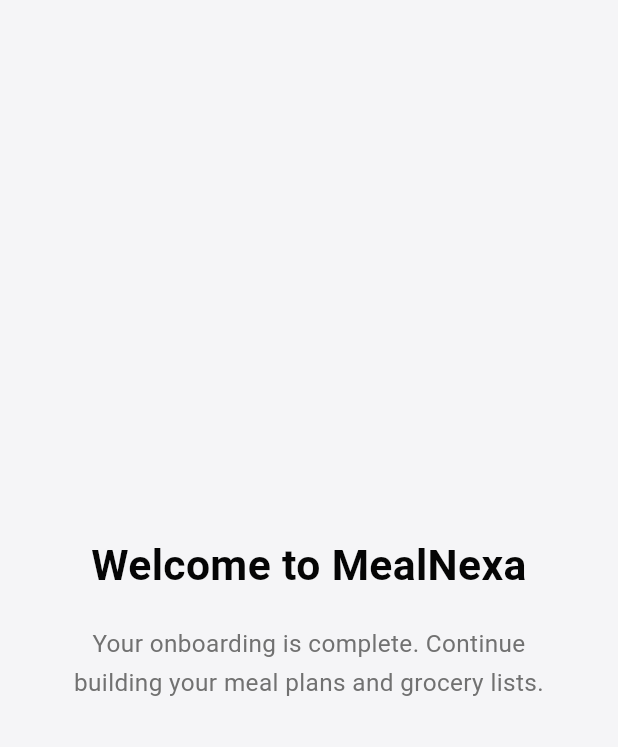
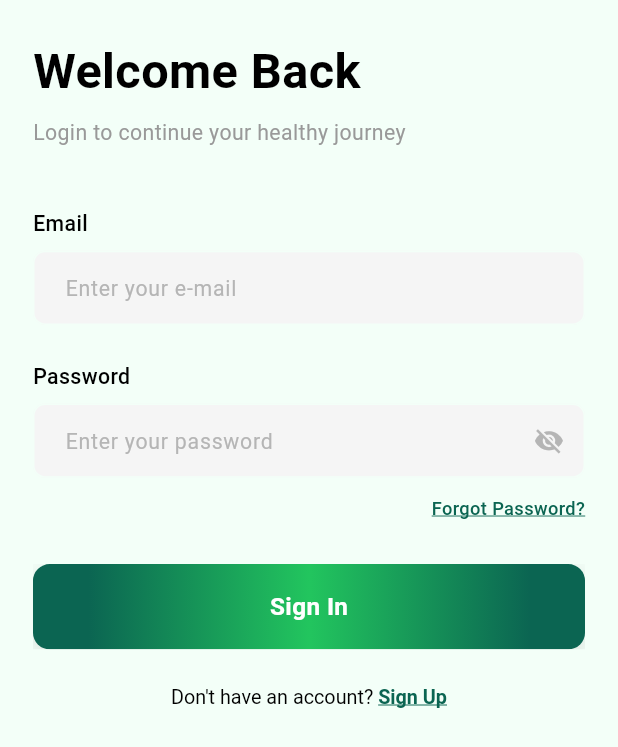
Before and after one commit to KaziAsif406/MealNexa_Meal_Planner_App, a Flutter app: the screen it shows after launch, after a tap on "SKIP", on a phone screen of 412 x 824 dp. Shown: the top 747 px of the screen. Run offline on Flutter 3.47's test engine with Material 3 defaults, Android fonts, the phone set to English and light mode, and no system bars; our stand-ins replace dio, flutter_screenutil, get, get_it, get_storage.

Commit message:
Sign In Page Created

```diff
--- a/lib/common_widgets/custom_button.dart
+++ b/lib/common_widgets/custom_button.dart
@@ -32,10 +32,15 @@
   final Widget? trailing;
 
   static const Gradient _defaultGradient = LinearGradient(
-    begin: Alignment.centerLeft,
-    end: Alignment.centerRight,
-    colors: [AppColors.c05AD6E, AppColors.c2AA477],
-  );
+  begin: Alignment.centerLeft,
+  end: Alignment.centerRight,
+  colors: [
+    AppColors.primaryColor, // left color
+    AppColors.c22C55E, // middle (light highlight)
+    AppColors.primaryColor, // right color (same or slightly different)
+  ],
+  stops: [0.1, 0.5, 0.9],
+);
 
   @override
   Widget build(BuildContext context) {
--- a/lib/common_widgets/custom_textform_field.dart
+++ b/lib/common_widgets/custom_textform_field.dart
@@ -1 +1,147 @@
-// import 'package:flutter/material.dart';
+import 'package:flutter/material.dart';
+import 'package:flutter_screenutil/flutter_screenutil.dart';
+import '/gen/colors.gen.dart';
+
+class CustomTextFormField extends StatefulWidget {
+  const CustomTextFormField({
+    super.key,
+    required this.label,
+    this.hintText,
+    this.controller,
+    this.validator,
+    this.obscureText = false,
+    this.prefixIcon,
+    this.suffixIcon,
+    this.onChanged,
+    this.keyboardType = TextInputType.text,
+    this.maxLines = 1,
+    this.minLines,
+    this.contentPadding,
+    this.focusNode,
+  });
+
+  final String label;
+  final String? hintText;
+  final TextEditingController? controller;
+  final String? Function(String?)? validator;
+  final bool obscureText;
+  final Widget? prefixIcon;
+  final Widget? suffixIcon;
+  final Function(String)? onChanged;
+  final TextInputType keyboardType;
+  final int maxLines;
+  final int? minLines;
+  final EdgeInsetsGeometry? contentPadding;
+  final FocusNode? focusNode;
+
+  @override
+  State<CustomTextFormField> createState() => _CustomTextFormFieldState();
+}
+
+class _CustomTextFormFieldState extends State<CustomTextFormField> {
+  late bool _obscureText;
+
+  @override
+  void initState() {
+    super.initState();
+    _obscureText = widget.obscureText;
+  }
+
+  void _toggleObscure() {
+    setState(() {
+      _obscureText = !_obscureText;
+    });
+  }
+
+  @override
+  Widget build(BuildContext context) {
+    return Column(
+      crossAxisAlignment: CrossAxisAlignment.start,
+      children: [
+        Text(
+          widget.label,
+          style: TextStyle(
+            fontSize: 14.sp,
+            fontWeight: FontWeight.w500,
+            color: AppColors.c000000,
+          ),
+        ),
+        SizedBox(height: 8.h),
+        TextFormField(
+          controller: widget.controller,
+          validator: widget.validator,
+          obscureText: _obscureText,
+          onChanged: widget.onChanged,
+          keyboardType: widget.keyboardType,
+          maxLines: widget.obscureText ? 1 : widget.maxLines,
+          minLines: widget.minLines,
+          focusNode: widget.focusNode,
+          decoration: InputDecoration(
+            hintText: widget.hintText,
+            hintStyle: TextStyle(
+              fontSize: 14.sp,
+              color: AppColors.cB5B5B5,
+              fontWeight: FontWeight.w400,
+            ),
+            prefixIcon: widget.prefixIcon,
+            suffixIcon: widget.obscureText
+                ? GestureDetector(
+                    onTap: _toggleObscure,
+                    child: Icon(
+                      _obscureText ? Icons.visibility_off : Icons.visibility,
+                      color: AppColors.cB5B5B5,
+                      size: 20.sp,
+                    ),
+                  )
+                : widget.suffixIcon,
+            contentPadding: widget.contentPadding ??
+                EdgeInsets.symmetric(horizontal: 16.w, vertical: 14.h),
+            filled: true,
+            fillColor: const Color(0xFFF5F5F5),
+            border: OutlineInputBorder(
+              borderRadius: BorderRadius.circular(8.r),
+              borderSide: const BorderSide(
+                color: AppColors.scaffoldColor,
+              ),
+            ),
+            enabledBorder: OutlineInputBorder(
+              borderRadius: BorderRadius.circular(8.r),
+              borderSide: const BorderSide(
+                color: AppColors.scaffoldColor,
+              ),
+            ),
+            focusedBorder: OutlineInputBorder(
+              borderRadius: BorderRadius.circular(8.r),
+              borderSide: const BorderSide(
+                color: AppColors.primaryColor,
+                width: 2,
+              ),
+            ),
+            errorBorder: OutlineInputBorder(
+              borderRadius: BorderRadius.circular(8.r),
+              borderSide: const BorderSide(
+                color: Colors.red,
+              ),
+            ),
+            focusedErrorBorder: OutlineInputBorder(
+              borderRadius: BorderRadius.circular(8.r),
+              borderSide: const BorderSide(
+                color: Colors.red,
+                width: 2,
+              ),
+            ),
+            errorStyle: TextStyle(
+              fontSize: 12.sp,
+              color: Colors.red,
+            ),
+          ),
+          style: TextStyle(
+            fontSize: 14.sp,
+            color: AppColors.c000000,
+            fontWeight: FontWeight.w400,
+          ),
+        ),
+      ],
+    );
+  }
+}
--- /dev/null
+++ b/lib/features/auth/sign_in/presentation/sign_in.dart
@@ -0,0 +1,70 @@
+import 'package:flutter/material.dart';
+import 'package:flutter_screenutil/flutter_screenutil.dart';
+import 'widgets/sign_in_form.dart';
+import '/gen/colors.gen.dart';
+
+class SignInScreen extends StatefulWidget {
+  const SignInScreen({super.key});
+
+  @override
+  State<SignInScreen> createState() => _SignInScreenState();
+}
+
+class _SignInScreenState extends State<SignInScreen> {
+  void _handleSignIn() {
+    // TODO: Implement sign in logic
+    debugPrint('Sign in tapped');
+  }
+
+  void _handleForgotPassword() {
+    // TODO: Navigate to forgot password screen
+    debugPrint('Forgot password tapped');
+  }
+
+  void _handleSignUp() {
+    // TODO: Navigate to sign up screen
+    debugPrint('Sign up tapped');
+  }
+
+  @override
+  Widget build(BuildContext context) {
+    return Scaffold(
+      backgroundColor: AppColors.scaffoldColor,
+      body: SafeArea(
+        child: SingleChildScrollView(
+          padding: EdgeInsets.symmetric(horizontal: 20.w, vertical: 24.h),
+          child: Column(
+            crossAxisAlignment: CrossAxisAlignment.start,
+            children: [
+              // Header Section
+              Text(
+                'Welcome Back',
+                style: TextStyle(
+                  fontSize: 32.sp,
+                  fontWeight: FontWeight.w700,
+                  color: AppColors.c000000,
+                ),
+              ),
+              SizedBox(height: 8.h),
+              Text(
+                'Login to continue your healthy journey',
+                style: TextStyle(
+                  fontSize: 14.sp,
+                  fontWeight: FontWeight.w400,
+                  color: const Color(0xFF999999),
+                ),
+              ),
+              SizedBox(height: 40.h),
+              // Form Section
+              SignInForm(
+                onSignIn: _handleSignIn,
+                onForgotPassword: _handleForgotPassword,
+                onSignUp: _handleSignUp,
+              ),
+            ],
+          ),
+        ),
+      ),
+    );
+  }
+}
--- /dev/null
+++ b/lib/features/auth/sign_in/presentation/widgets/sign_in_form.dart
@@ -0,0 +1,128 @@
+import 'package:flutter/gestures.dart';
+import 'package:flutter/material.dart';
+import 'package:flutter_screenutil/flutter_screenutil.dart';
+import '/common_widgets/custom_button.dart';
+import '/common_widgets/custom_textform_field.dart';
+import '/constants/validator.dart';
+import '/gen/colors.gen.dart';
+
+class SignInForm extends StatefulWidget {
+  const SignInForm({
+    super.key,
+    required this.onSignIn,
+    this.onForgotPassword,
+    this.onSignUp,
+  });
+
+  final VoidCallback onSignIn;
+  final VoidCallback? onForgotPassword;
+  final VoidCallback? onSignUp;
+
+  @override
+  State<SignInForm> createState() => _SignInFormState();
+}
+
+class _SignInFormState extends State<SignInForm> {
+  final _formKey = GlobalKey<FormState>();
+  final _emailController = TextEditingController();
+  final _passwordController = TextEditingController();
+  bool _isLoading = false;
+
+  @override
+  void dispose() {
+    _emailController.dispose();
+    _passwordController.dispose();
+    super.dispose();
+  }
+
+  void _handleSignIn() {
+    if (_formKey.currentState!.validate()) {
+      setState(() => _isLoading = true);
+      widget.onSignIn();
+      // Add a small delay to show the button state change
+      Future.delayed(const Duration(milliseconds: 500), () {
+        if (mounted) {
+          setState(() => _isLoading = false);
+        }
+      });
+    }
+  }
+
+  @override
+  Widget build(BuildContext context) {
+    return Form(
+      key: _formKey,
+      child: Column(
+        crossAxisAlignment: CrossAxisAlignment.stretch,
+        children: [
+          CustomTextFormField(
+            label: 'Email',
+            hintText: 'Enter your e-mail',
+            controller: _emailController,
+            keyboardType: TextInputType.emailAddress,
+            validator: emailValidator,
+          ),
+          SizedBox(height: 24.h),
+          CustomTextFormField(
+            label: 'Password',
+            hintText: 'Enter your password',
+            controller: _passwordController,
+            obscureText: true,
+            validator: passwordValidator,
+          ),
+          SizedBox(height: 12.h),
+          Align(
+            alignment: Alignment.centerRight,
+            child: GestureDetector(
+              onTap: widget.onForgotPassword,
+              child: Text(
+                'Forgot Password?',
+                style: TextStyle(
+                  fontSize: 12.sp,
+                  fontWeight: FontWeight.w500,
+                  color: AppColors.primaryColor,
+                  decoration: TextDecoration.underline,
+                  decorationColor: AppColors.primaryColor,
+                ),
+              ),
+            ),
+          ),
+          SizedBox(height: 28.h),
+          CustomButton(
+            label: 'Sign In',
+            onPressed: _isLoading ? null : _handleSignIn,
+            width: double.infinity,
+            height: 56,
+          ),
+          SizedBox(height: 24.h),
+          Center(
+            child: RichText(
+              text: TextSpan(
+                text: "Don't have an account? ",
+                style: TextStyle(
+                  fontSize: 13.sp,
+                  fontWeight: FontWeight.w400,
+                  color: AppColors.c000000,
+                ),
+                children: [
+                  TextSpan(
+                    text: 'Sign Up',
+                    style: TextStyle(
+                      fontSize: 13.sp,
+                      fontWeight: FontWeight.w600,
+                      color: AppColors.primaryColor,
+                      decoration: TextDecoration.underline,
+                      decorationColor: AppColors.primaryColor,
+                    ),
+                    recognizer: TapGestureRecognizer()
+                      ..onTap = widget.onSignUp,
+                  ),
+                ],
+              ),
+            ),
+          ),
+        ],
+      ),
+    );
+  }
+}
--- a/lib/onboarding/presentation/onboarding_flow.dart
+++ b/lib/features/onboarding/presentation/onboarding_flow.dart
@@ -1,9 +1,9 @@
 import 'package:flutter/material.dart';
 import 'package:flutter_screenutil/flutter_screenutil.dart';
 
-import '../../common_widgets/custom_button.dart';
-import '../../gen/colors.gen.dart';
-import '../../helpers/all_routes.dart';
+import '../../../common_widgets/custom_button.dart';
+import '../../../gen/colors.gen.dart';
+import '../../../helpers/all_routes.dart';
 import 'widgets/onboarding_dots.dart';
 import 'widgets/onboarding_page.dart';
 
@@ -54,7 +54,7 @@
   }
 
   void _finishOnboarding() {
-    Navigator.of(context).pushReplacementNamed(Routes.welcomeScreen);
+    Navigator.of(context).pushReplacementNamed(Routes.signInScreen);
   }
 
   void _skipOnboarding() {
--- a/lib/onboarding/presentation/widgets/onboarding_dots.dart
+++ b/lib/features/onboarding/presentation/widgets/onboarding_dots.dart
@@ -1,7 +1,7 @@
 import 'package:flutter/material.dart';
 import 'package:flutter_screenutil/flutter_screenutil.dart';
 
-import '../../../gen/colors.gen.dart';
+import '../../../../gen/colors.gen.dart';
 
 class OnboardingDots extends StatelessWidget {
   const OnboardingDots({
--- a/lib/onboarding/presentation/widgets/onboarding_page.dart
+++ b/lib/features/onboarding/presentation/widgets/onboarding_page.dart
@@ -1,7 +1,7 @@
 import 'package:flutter/material.dart';
 import 'package:flutter_screenutil/flutter_screenutil.dart';
 
-import '../../../gen/colors.gen.dart';
+import '../../../../gen/colors.gen.dart';
 
 class OnboardingPage extends StatelessWidget {
   const OnboardingPage({
--- a/lib/helpers/all_routes.dart
+++ b/lib/helpers/all_routes.dart
@@ -4,8 +4,9 @@
 
 import 'package:flutter/cupertino.dart';
 import 'package:flutter/foundation.dart';
+import 'package:template_flutter/features/auth/sign_in/presentation/sign_in.dart';
 
-import '../onboarding/presentation/onboarding_flow.dart';
+import '../features/onboarding/presentation/onboarding_flow.dart';
 import '../welcome_screen.dart';
 
 void navigateToOnboarding(BuildContext context) {
@@ -23,7 +24,7 @@
   static Routes get instance => _routes;
 
   // Auth Routes
-  static const String loginScreen = '/logIn';
+  static const String signInScreen = '/signin';
   static const String signUpScreen = '/signUp';
   static const String forgotPWScreen = '/ForgotPWScreen';
   static const String otpScreen = '/OtpScreen';
@@ -105,6 +106,11 @@
             ? CupertinoPageRoute(builder: (context) => const WelcomeScreen())
             : _FadedTransitionRoute(widget: const WelcomeScreen(), settings: settings);
 
+      case Routes.signInScreen:
+        return defaultTargetPlatform == TargetPlatform.iOS
+            ? CupertinoPageRoute(builder: (context) => const SignInScreen())
+            : _FadedTransitionRoute(widget: const SignInScreen(), settings: settings);
+
       default:
         return null;
     }
--- a/lib/loading_screen.dart
+++ b/lib/loading_screen.dart
@@ -1,5 +1,5 @@
 import 'package:flutter/material.dart';
-import 'dart:async';
+// import 'dart:async';
 import 'package:flutter_screenutil/flutter_screenutil.dart';
 
 import 'helpers/all_routes.dart';
```
